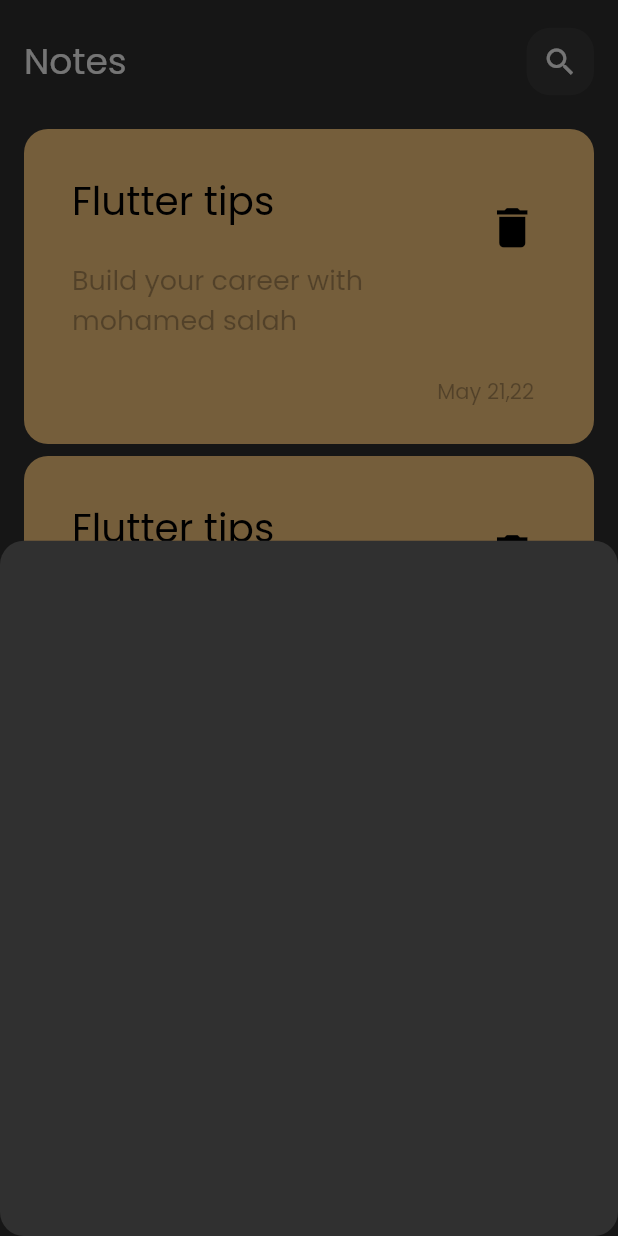
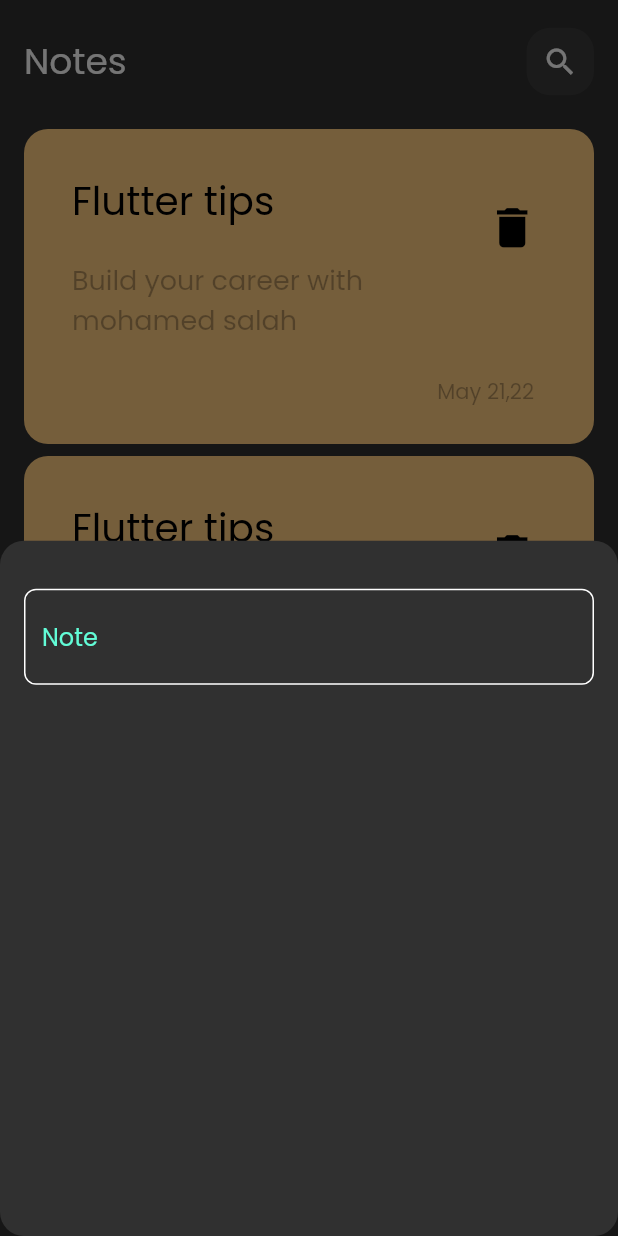
Before and after one commit to mohamedSalah1994/notes_app, a Flutter app: the screen it shows after launch, after a tap on the "add" icon, on a phone screen of 412 x 824 dp. Run offline on Flutter 3.47's test engine with Material 2 defaults, Android fonts, the phone set to English and light mode, and no system bars.

Commit message:
create custom text field

```diff
--- /dev/null
+++ b/lib/constants.dart
@@ -0,0 +1,6 @@
+
+
+
+import 'package:flutter/animation.dart';
+
+const kPrimaryColor =  Color(0xff62FCD7);
--- a/lib/views/notes_view.dart
+++ b/lib/views/notes_view.dart
@@ -11,7 +11,7 @@ class NotesApp extends StatelessWidget {
     return Scaffold(
       floatingActionButton: FloatingActionButton(
         onPressed: () {
-          showModalBottomSheet<void>(
+          showModalBottomSheet(
             shape: RoundedRectangleBorder(
               borderRadius: BorderRadius.circular(16),
             ),
--- a/lib/widgets/add_note_bottomsheet.dart
+++ b/lib/widgets/add_note_bottomsheet.dart
@@ -1,10 +1,21 @@
 import 'package:flutter/material.dart';
+import 'package:notes_app/widgets/custom_text_field.dart';
 
 class AddNoteBottomSheet extends StatelessWidget {
   const AddNoteBottomSheet({super.key});
 
   @override
   Widget build(BuildContext context) {
-    return Container();
+    return Padding(
+      padding: const EdgeInsets.symmetric(horizontal: 16),
+      child: Column(
+        children: const [
+          SizedBox(
+            height: 32,
+          ),
+          CustomTextField(),
+        ],
+      ),
+    );
   }
 }
--- /dev/null
+++ b/lib/widgets/custom_text_field.dart
@@ -0,0 +1,27 @@
+import 'package:flutter/material.dart';
+import 'package:notes_app/constants.dart';
+
+class CustomTextField extends StatelessWidget {
+  const CustomTextField({super.key});
+
+  @override
+  Widget build(BuildContext context) {
+    return TextField(
+      cursorColor: kPrimaryColor,
+      decoration: InputDecoration(
+        hintText: 'Note',
+        hintStyle: const TextStyle(color: kPrimaryColor),
+        border: BuildBorder(),
+        enabledBorder: BuildBorder(),
+        focusedBorder: BuildBorder(kPrimaryColor),
+      ),
+    );
+  }
+
+  // ignore: non_constant_identifier_names
+  OutlineInputBorder BuildBorder([color]) {
+    return OutlineInputBorder(
+        borderRadius: BorderRadius.circular(8),
+        borderSide: BorderSide(color: color ?? Colors.white));
+  }
+}
```
